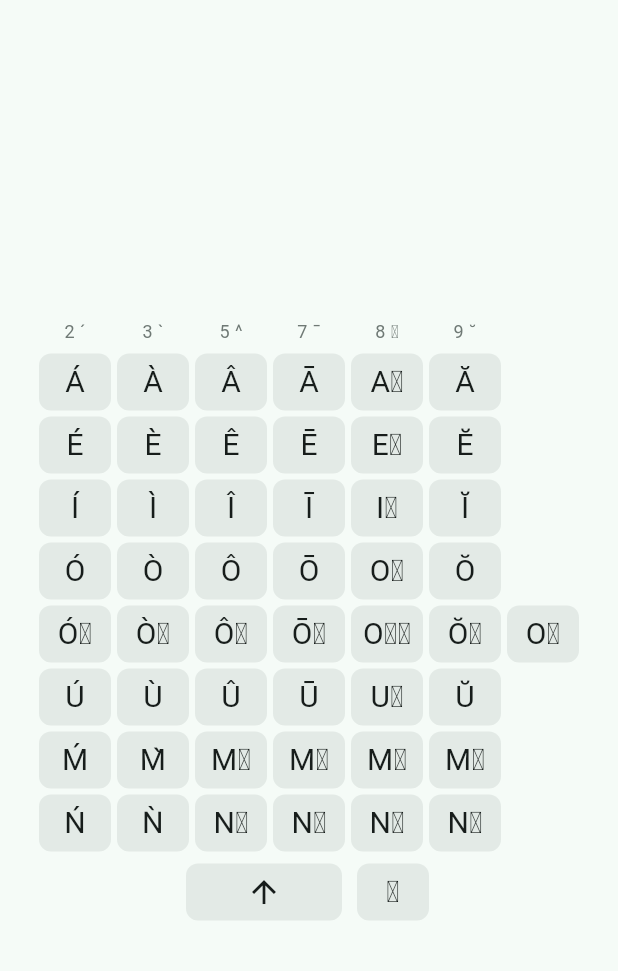
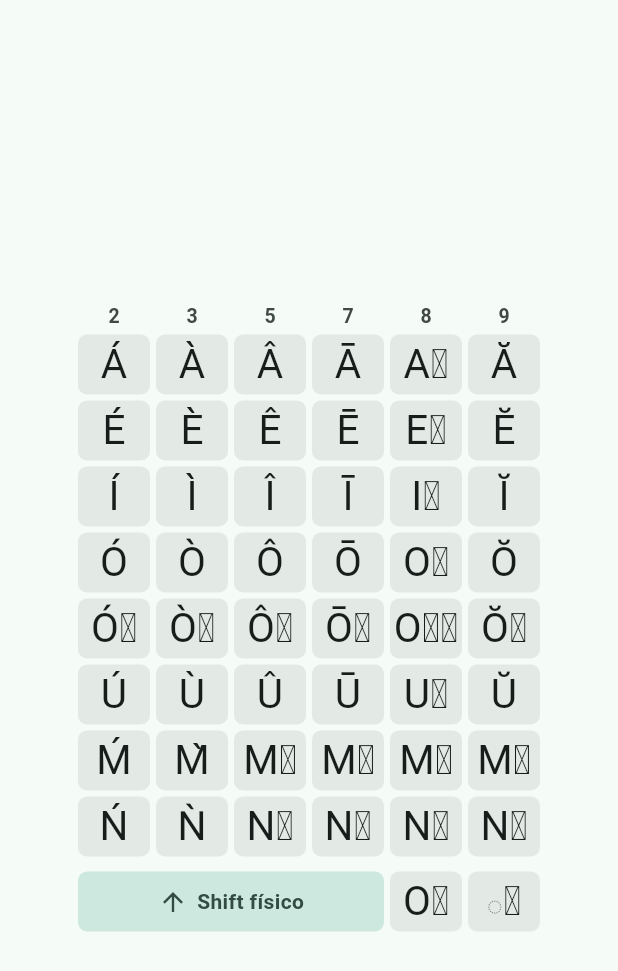
Before and after one commit to chiangctech3d/taiwanese_keyboard, a Flutter app: the screen it shows after launch, on a phone screen of 412 x 824 dp. Shown: the top 971 px of the screen. Run offline on Flutter 3.47's test engine with Material 3 defaults, Android fonts, the phone set to English and light mode, and no system bars; missing offline and left inert: dart:ffi, win32.

Commit message:
design: legibilidade, grade de 6 colunas e estados do Shift
- Glifos 27px, cabeçalho só com número do tom e contraste melhor
- o͘ sem tom e ⁿ (com ◌ apagado) na linha do Shift; janela mais estreita
- Botão Shift mostra Shift físico / próxima letra / fixo, com dica de uso
- Tooltip com o tom ("Tom 8 · U+…"); teclas sem ondulação Material
- PRODUCT.md e snapshot da critique do impeccable

Co-Authored-By: Claude Opus 5.5 <noreply@anthropic.com>

```diff
--- a/lib/ui/keyboard_grid.dart
+++ b/lib/ui/keyboard_grid.dart
@@ -83,6 +83,13 @@ class _KeyboardGridState extends State<KeyboardGrid> {
     if (!ok) widget.onFallback(text);
   }
 
+  _ShiftLook get _shiftLook => switch (_shift) {
+        _ShiftMode.locked => _ShiftLook.locked,
+        _ShiftMode.once => _ShiftLook.once,
+        _ShiftMode.off when _physicalUpper => _ShiftLook.physical,
+        _ShiftMode.off => _ShiftLook.off,
+      };
+
   @override
   Widget build(BuildContext context) {
     final scheme = Theme.of(context).colorScheme;
@@ -95,13 +102,20 @@ class _KeyboardGridState extends State<KeyboardGrid> {
             mainAxisSize: MainAxisSize.min,
             children: [
               for (final h in toneHeaders)
-                _Cell(
+                SizedBox(
+                  width: _cellWidth,
+                  height: 20,
+                  child: Center(
                     child: Text(
-                    h,
-                    style: TextStyle(fontSize: 12, color: scheme.outline),
+                      h.split(' ').first,
+                      style: TextStyle(
+                        fontSize: 13,
+                        fontWeight: FontWeight.w600,
+                        color: scheme.onSurfaceVariant,
                       ),
                     ),
-              const _Cell(),
+                  ),
+                ),
             ],
           ),
           for (var r = 0; r < pojRows.length; r++)
@@ -112,27 +126,27 @@ class _KeyboardGridState extends State<KeyboardGrid> {
                   _KeyButton(
                     key: Key('k-$r-$c'),
                     text: pojRows[r][c].of(upperCase: _upper),
+                    hint: 'Tom ${toneHeaders[c].split(' ').first}',
                     onTap: () => _send(pojRows[r][c]),
                   ),
-                if (r == 4)
+              ],
+            ),
+          const SizedBox(height: 6),
+          Row(
+            mainAxisSize: MainAxisSize.min,
+            children: [
+              _ShiftButton(look: _shiftLook, onTap: _onShiftTap),
               _KeyButton(
                 key: const Key('oh'),
                 text: ohNoTone.of(upperCase: _upper),
+                hint: 'o͘ sem tom',
                 onTap: () => _send(ohNoTone),
-                  )
-                else
-                  const _Cell(),
-              ],
               ),
-          const SizedBox(height: 4),
-          Row(
-            mainAxisSize: MainAxisSize.min,
-            children: [
-              _ShiftButton(mode: _shift, onTap: _onShiftTap),
-              const SizedBox(width: 8),
               _KeyButton(
                 key: const Key('nasal'),
                 text: nasal.of(upperCase: _upper),
+                showBase: true,
+                hint: 'Nasalização',
                 onTap: () => _send(nasal),
               ),
             ],
@@ -144,25 +158,67 @@ class _KeyboardGridState extends State<KeyboardGrid> {
 }
 
 const double _cellWidth = 52;
-const double _cellHeight = 42;
+const double _cellHeight = 44;
+const double _gap = 2;
+final _radius = BorderRadius.circular(6);
 
-class _Cell extends StatelessWidget {
-  const _Cell({this.child});
+/// Tecla sem ondulação (padrão desktop): só muda de cor no hover e no clique.
+class _KeySurface extends StatelessWidget {
+  const _KeySurface({
+    required this.width,
+    required this.color,
+    required this.onTap,
+    required this.child,
+    this.inkKey,
+  });
 
-  final Widget? child;
+  final double width;
+  final Color color;
+  final VoidCallback onTap;
+  final Widget child;
+  final Key? inkKey;
 
   @override
-  Widget build(BuildContext context) => SizedBox(
-        width: _cellWidth,
-        height: _cellHeight * 0.6,
+  Widget build(BuildContext context) {
+    final scheme = Theme.of(context).colorScheme;
+    return Padding(
+      padding: const EdgeInsets.all(_gap),
+      child: Material(
+        color: color,
+        borderRadius: _radius,
+        child: InkWell(
+          key: inkKey,
+          borderRadius: _radius,
+          splashFactory: NoSplash.splashFactory,
+          hoverColor: scheme.onSurface.withValues(alpha: 0.06),
+          highlightColor: scheme.onSurface.withValues(alpha: 0.12),
+          onTap: onTap,
+          child: SizedBox(
+            width: width - 2 * _gap,
+            height: _cellHeight - 2 * _gap,
             child: Center(child: child),
+          ),
+        ),
+      ),
     );
+  }
 }
 
 class _KeyButton extends StatelessWidget {
-  const _KeyButton({super.key, required this.text, required this.onTap});
+  const _KeyButton({
+    super.key,
+    required this.text,
+    required this.hint,
+    required this.onTap,
+    this.showBase = false,
+  });
 
   final String text;
+  final String hint;
+
+  /// Mostra o círculo pontilhado (◌) antes do texto, apagado, para indicar
+  /// que a marca se junta à letra anterior (ex.: ⁿ não é um "n").
+  final bool showBase;
   final VoidCallback onTap;
 
   String get _codes => text.runes
@@ -172,62 +228,81 @@ class _KeyButton extends StatelessWidget {
   @override
   Widget build(BuildContext context) {
     final scheme = Theme.of(context).colorScheme;
-    return Padding(
-      padding: const EdgeInsets.all(2),
-      child: Tooltip(
-        message: _codes,
+    return Tooltip(
+      message: '$hint · $_codes',
       waitDuration: const Duration(milliseconds: 600),
-        child: Material(
+      child: _KeySurface(
+        width: _cellWidth,
         color: scheme.surfaceContainerHigh,
-          borderRadius: BorderRadius.circular(8),
-          child: InkWell(
-            borderRadius: BorderRadius.circular(8),
         onTap: onTap,
-            child: SizedBox(
-              width: _cellWidth - 4,
-              height: _cellHeight - 4,
-              child: Center(
-                child: Text(
-                  text,
-                  style: TextStyle(fontSize: 20, color: scheme.onSurface),
+        child: Text.rich(
+          TextSpan(children: [
+            if (showBase)
+              TextSpan(
+                text: '◌',
+                style: TextStyle(
+                  fontSize: 18,
+                  color: scheme.onSurfaceVariant.withValues(alpha: 0.6),
                 ),
               ),
-            ),
-          ),
+            TextSpan(text: text),
+          ]),
+          style: TextStyle(fontSize: 27, height: 1.1, color: scheme.onSurface),
         ),
       ),
     );
   }
 }
 
+enum _ShiftLook { off, physical, once, locked }
+
 class _ShiftButton extends StatelessWidget {
-  const _ShiftButton({required this.mode, required this.onTap});
+  const _ShiftButton({required this.look, required this.onTap});
 
-  final _ShiftMode mode;
+  final _ShiftLook look;
   final VoidCallback onTap;
 
   @override
   Widget build(BuildContext context) {
     final scheme = Theme.of(context).colorScheme;
-    final active = mode != _ShiftMode.off;
-    return Material(
-      color: active ? scheme.primary : scheme.surfaceContainerHigh,
-      borderRadius: BorderRadius.circular(8),
-      child: InkWell(
-        key: const Key('shift'),
-        borderRadius: BorderRadius.circular(8),
+    final (bg, fg) = switch (look) {
+      _ShiftLook.off => (scheme.surfaceContainerHigh, scheme.onSurface),
+      _ShiftLook.physical => (
+          scheme.secondaryContainer,
+          scheme.onSecondaryContainer
+        ),
+      _ShiftLook.once || _ShiftLook.locked => (scheme.primary, scheme.onPrimary),
+    };
+    final label = switch (look) {
+      _ShiftLook.physical => 'Shift físico',
+      _ShiftLook.locked => 'Shift fixo',
+      _ => 'Shift',
+    };
+    return Tooltip(
+      message: 'Clique: próxima letra maiúscula · Duplo clique: fixar',
+      waitDuration: const Duration(milliseconds: 600),
+      child: _KeySurface(
+        inkKey: const Key('shift'),
+        width: _cellWidth * 4,
+        color: bg,
         onTap: onTap,
-        child: SizedBox(
-          width: _cellWidth * 2,
-          height: _cellHeight - 4,
-          child: Center(
-            child: Icon(
-              mode == _ShiftMode.locked
+        child: Row(
+          mainAxisSize: MainAxisSize.min,
+          children: [
+            Icon(
+              look == _ShiftLook.locked
                   ? Icons.keyboard_capslock
                   : Icons.arrow_upward,
-              color: active ? scheme.onPrimary : scheme.onSurface,
+              size: 20,
+              color: fg,
             ),
+            const SizedBox(width: 6),
+            Text(
+              label,
+              style: TextStyle(
+                  fontSize: 14, fontWeight: FontWeight.w600, color: fg),
             ),
+          ],
         ),
       ),
     );
```
Also changed, not shown: 5 other files. Lines whose indentation alone changed are shown as unchanged.
